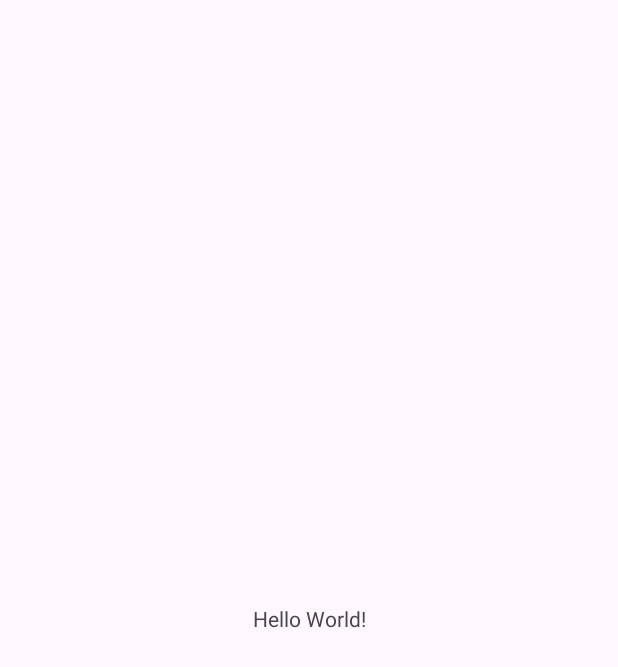
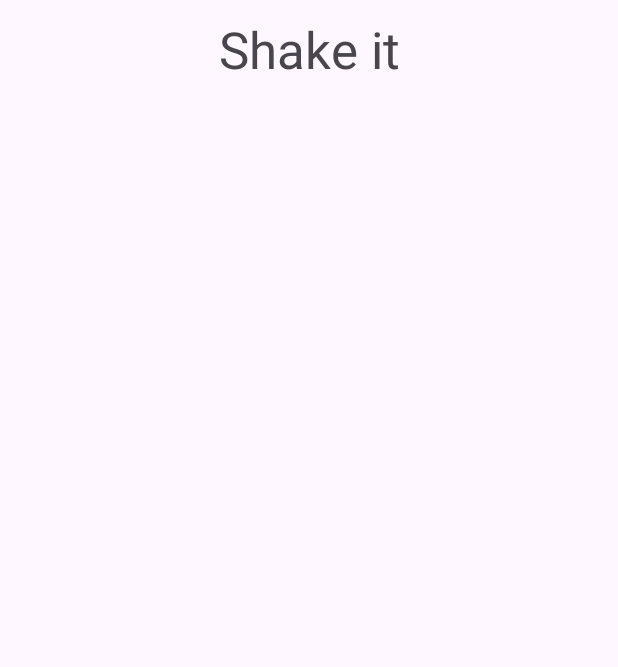
Before and after one commit to wuttipat6509650716/cs361_assignment3, an Android app: the screen it shows after launch (MainActivity), on a phone screen of 412 x 824 dp. Before the commit the part shown is almost empty. Shown: the top 667 px of the screen. Run offline under Robolectric (Android 15) with nearby library versions, the phone set to English and light mode, and no system bars.

Commit message:
random lucky number application

```diff
--- a/app/src/main/AndroidManifest.xml
+++ b/app/src/main/AndroidManifest.xml
@@ -1,6 +1,8 @@
 <?xml version="1.0" encoding="utf-8"?>
 <manifest xmlns:android="http://schemas.android.com/apk/res/android"
     xmlns:tools="http://schemas.android.com/tools">
+
+    <uses-permission android:name="android.permission.WAKE_LOCK" />
 
     <application
         android:allowBackup="true"
--- a/app/src/main/java/com/example/cs361assignment3/MainActivity.java
+++ b/app/src/main/java/com/example/cs361assignment3/MainActivity.java
@@ -1,14 +1,40 @@
 package com.example.cs361assignment3;
 
+import android.annotation.SuppressLint;
+import android.content.DialogInterface;
+import android.hardware.Sensor;
+import android.hardware.SensorEvent;
+import android.hardware.SensorEventListener;
+import android.hardware.SensorManager;
 import android.os.Bundle;
+import android.os.Handler;
+import android.widget.TextView;
 
 import androidx.activity.EdgeToEdge;
+import androidx.appcompat.app.AlertDialog;
 import androidx.appcompat.app.AppCompatActivity;
 import androidx.core.graphics.Insets;
 import androidx.core.view.ViewCompat;
 import androidx.core.view.WindowInsetsCompat;
 
-public class MainActivity extends AppCompatActivity {
+import java.util.Random;
+
+public class MainActivity extends AppCompatActivity implements SensorEventListener {
+
+    Random random = new Random();
+    SensorManager sensorManager;
+    private static final int POLL_INTERVAL = 500;
+    private Handler hdr = new Handler();
+    Boolean shown_dialog = false;
+    SensorInfo sensor_info = new SensorInfo();
+    private static final int shake_threshold = 12;
+
+    private final Runnable pollTask = new Runnable() {
+        public void run() {
+            showDialog();
+            hdr.postDelayed(pollTask, POLL_INTERVAL);
+        }
+    };
 
     @Override
     protected void onCreate(Bundle savedInstanceState) {
@@ -20,5 +46,64 @@ public class MainActivity extends AppCompatActivity {
             v.setPadding(systemBars.left, systemBars.top, systemBars.right, systemBars.bottom);
             return insets;
         });
+        sensorManager=(SensorManager)getSystemService(SENSOR_SERVICE);
+
+    }//end OnCreate
+    public void onAccuracyChanged(Sensor sensor, int accuracy){
+
     }
+    public void onSensorChanged(SensorEvent event){
+        int type = event.sensor.getType();
+        if (type == Sensor.TYPE_ACCELEROMETER) {
+            sensor_info.accX=event.values[0];
+            sensor_info.accY=event.values[1];
+            sensor_info.accZ=event.values[2];
+        }
+    }
+
+    public void showDialog() {
+        if( (Math.abs(sensor_info.accX)>shake_threshold) || (Math.abs(sensor_info.accY)>shake_threshold) || (Math.abs(sensor_info.accZ)>shake_threshold) ) {
+            if(!shown_dialog) {
+                shown_dialog = true;
+                int randomInt = random.nextInt(100);
+                final AlertDialog.Builder viewDialog = new AlertDialog.Builder(this);
+                viewDialog.setIcon(android.R.drawable.dialog_frame);
+                viewDialog.setTitle(R.string.dialogtitle);
+                viewDialog.setMessage(String.valueOf(randomInt));
+
+                final TextView luckynumber = findViewById(R.id.luckynumber);
+                luckynumber.setText(String.valueOf(randomInt));
+
+                viewDialog.setPositiveButton("OK",
+                        new DialogInterface.OnClickListener() {
+                            public void onClick(DialogInterface dialog, int which) {
+                                dialog.dismiss();
+                                shown_dialog = false;
+                            }
+                        });
+                viewDialog.show();
+            }//end if
+        }//end if
+    }
+
+    @SuppressLint("WakelockTimeout")
+    @Override
+    protected void onResume() {
+        super.onResume();
+        sensorManager.registerListener(this, sensorManager.getDefaultSensor(Sensor.TYPE_ACCELEROMETER),
+                SensorManager.SENSOR_DELAY_NORMAL);
+        hdr.postDelayed(pollTask, POLL_INTERVAL);
+    }
+
+    @Override
+    protected void onPause() {
+        super.onPause();
+        sensorManager.unregisterListener(this);
+        hdr.removeCallbacks(pollTask);
+    }
+
+    static class SensorInfo{
+        float accX, accY, accZ;
+    }
+
 }
--- a/app/src/main/res/layout/activity_main.xml
+++ b/app/src/main/res/layout/activity_main.xml
@@ -1,19 +1,31 @@
 <?xml version="1.0" encoding="utf-8"?>
-<androidx.constraintlayout.widget.ConstraintLayout xmlns:android="http://schemas.android.com/apk/res/android"
+<LinearLayout xmlns:android="http://schemas.android.com/apk/res/android"
     xmlns:app="http://schemas.android.com/apk/res-auto"
     xmlns:tools="http://schemas.android.com/tools"
     android:id="@+id/main"
     android:layout_width="match_parent"
-    android:layout_height="match_parent"
+    android:layout_height="wrap_content"
+    android:layout_marginTop="10dp"
+    android:baselineAligned="false"
+    android:orientation="vertical"
     tools:context=".MainActivity">
 
+
     <TextView
-        android:layout_width="wrap_content"
+        android:id="@+id/headlayout"
+        android:layout_width="match_parent"
         android:layout_height="wrap_content"
-        android:text="Hello World!"
-        app:layout_constraintBottom_toBottomOf="parent"
-        app:layout_constraintEnd_toEndOf="parent"
-        app:layout_constraintStart_toStartOf="parent"
-        app:layout_constraintTop_toTopOf="parent" />
+        android:layout_weight="1"
+        android:gravity="center_horizontal"
+        android:text="@string/titlelayout"
+        android:textAppearance="@style/TextAppearance.AppCompat.Display1" />
 
-</androidx.constraintlayout.widget.ConstraintLayout>
+    <TextView
+        android:id="@+id/luckynumber"
+        android:layout_width="match_parent"
+        android:layout_height="wrap_content"
+        android:layout_weight="1"
+        android:gravity="center_horizontal"
+        android:textAppearance="@style/TextAppearance.AppCompat.Display2" />
+
+</LinearLayout>
--- a/app/src/main/res/values/strings.xml
+++ b/app/src/main/res/values/strings.xml
@@ -1,3 +1,6 @@
 <resources>
     <string name="app_name">cs361assignment3</string>
+    <string name="titlelayout">Shake it</string>
+
+    <string name="dialogtitle">Generate a random number</string>
 </resources>
```
Also changed, not shown: 1 other file.
